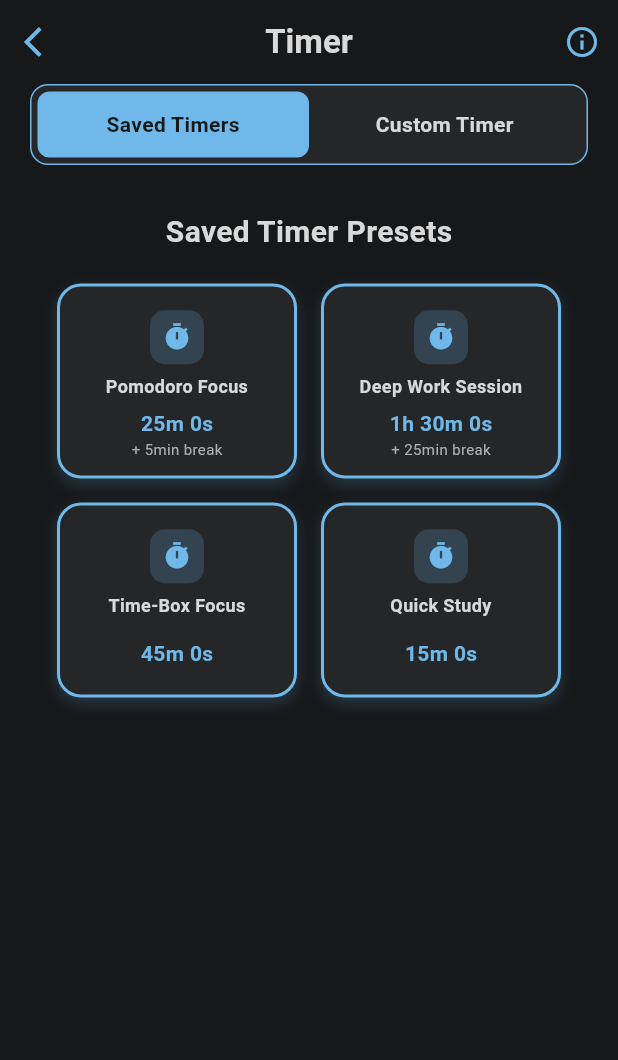
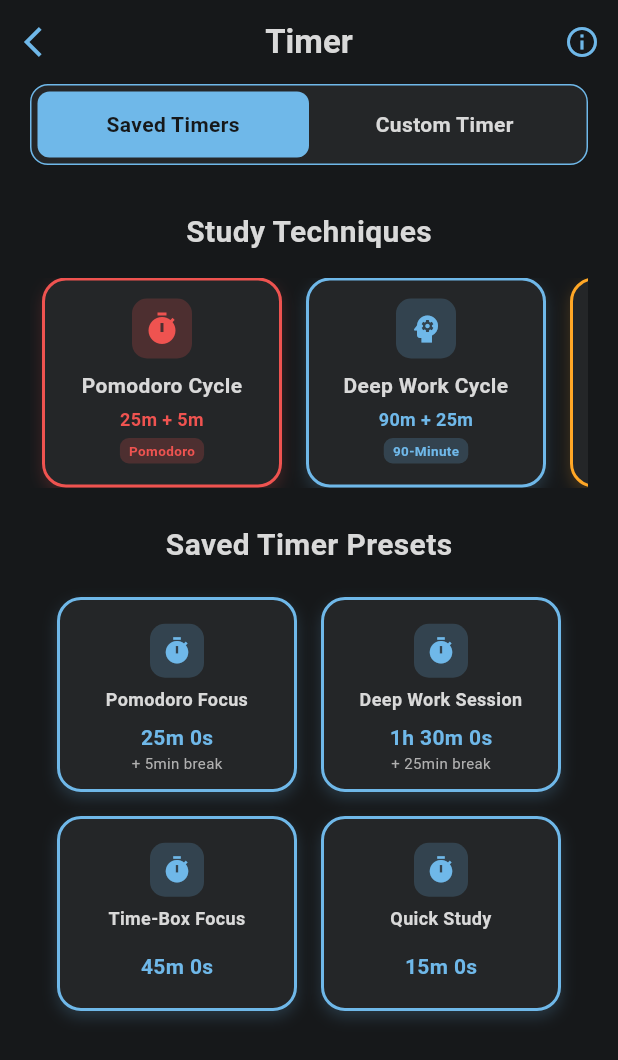
Before and after one commit to Cos229-239/2025_09_Team2, a Flutter app: the TimerScreen screen opened directly, on a phone screen of 412 x 824 dp. Shown: the top 1060 px of the screen. Run offline on Flutter 3.47's test engine with Material 3 defaults, Android fonts, the phone set to English and light mode, and no system bars; our stand-ins replace cached_network_image, cloud_firestore, emoji_picker_flutter, file_picker, firebase_analytics, firebase_auth and 11 more; missing offline and left inert: flutter_quill, flutter_webrtc; accounts and stored records are empty.

Commit message:
feat: Add section for study techniques and horizontal scrollable session cards in TimerScreen

```diff
--- a/lib/screens/timer_screen.dart
+++ b/lib/screens/timer_screen.dart
@@ -915,6 +915,32 @@ class _TimerScreenState extends State<TimerScreen> {
     return Column(
       children: [
         // Section header
+        const Text(
+          'Study Techniques',
+          style: TextStyle(
+            color: Color(0xFFD9D9D9),
+            fontSize: 20,
+            fontWeight: FontWeight.w600,
+          ),
+        ),
+        const SizedBox(height: 16),
+
+        // Horizontal scrollable session cards for study techniques
+        SizedBox(
+          height: 140,
+          child: ListView.builder(
+            scrollDirection: Axis.horizontal,
+            padding: const EdgeInsets.symmetric(horizontal: 8),
+            itemCount: _timerSessions.length,
+            itemBuilder: (context, index) {
+              return _buildHorizontalSessionCard(_timerSessions[index]);
+            },
+          ),
+        ),
+
+        const SizedBox(height: 24),
+
+        // Section header for saved timers
         const Text(
           'Saved Timer Presets',
           style: TextStyle(
```
Also changed, not shown: lib/widgets/visual_flashcard_widget.dart (+6 -6 lines).
